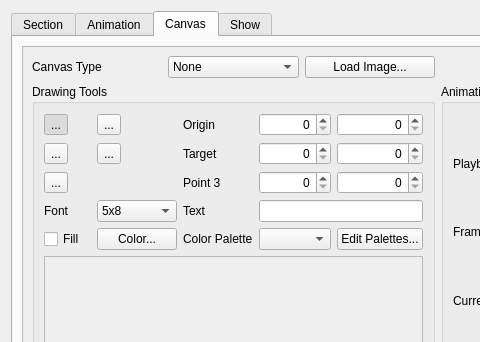
Old version of the form src/widget/maestrocontrolwidget.ui in the repository 8bitbuddhist/PixelMaestro-Studio; both pictures show x 0 to 480 and y 0 to 342 of the 610 by 500 pixel window.
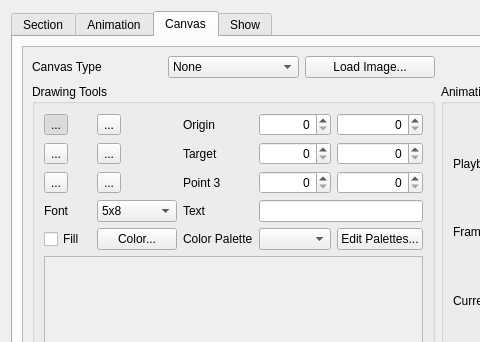
New version of the form. Icons and pictures are not drawn.

Commit message: MaestroControlWidget - Added Canvas paint button

Diff of the .ui file:
```diff
--- a/src/widget/maestrocontrolwidget.ui
+++ b/src/widget/maestrocontrolwidget.ui
@@ -923,6 +923,20 @@
                 </property>
                </widget>
               </item>
+              <item row="4" column="2">
+               <widget class="QToolButton" name="paintToolButton">
+                <property name="text">
+                 <string>...</string>
+                </property>
+                <property name="icon">
+                 <iconset resource="../resources/images/images.qrc">
+                  <normaloff>:/icon_paint.png</normaloff>:/icon_paint.png</iconset>
+                </property>
+                <property name="checkable">
+                 <bool>true</bool>
+                </property>
+               </widget>
+              </item>
              </layout>
             </widget>
            </item>
```
The commit also changes 3 other files.
